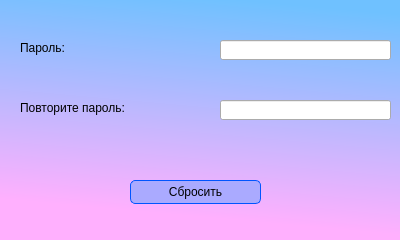
First picture: the form in forgotpassrepeat.ui, repository xterlo/msg, before the edit.
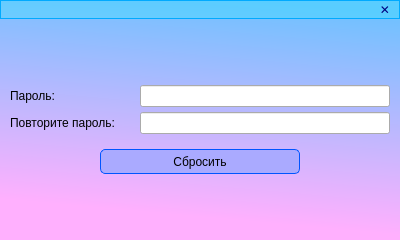
Second picture: the form after the edit.

The edit to the form file:
```diff
--- a/forgotpassrepeat.ui
+++ b/forgotpassrepeat.ui
@@ -16,18 +16,6 @@
     <verstretch>0</verstretch>
    </sizepolicy>
   </property>
-  <property name="minimumSize">
-   <size>
-    <width>400</width>
-    <height>240</height>
-   </size>
-  </property>
-  <property name="maximumSize">
-   <size>
-    <width>400</width>
-    <height>240</height>
-   </size>
-  </property>
   <property name="windowTitle">
    <string>Form</string>
   </property>
@@ -37,69 +25,198 @@
 
 }</string>
   </property>
-  <widget class="QLabel" name="label">
-   <property name="geometry">
-    <rect>
-     <x>20</x>
-     <y>40</y>
-     <width>161</width>
-     <height>16</height>
-    </rect>
+  <layout class="QVBoxLayout" name="verticalLayout_2">
+   <property name="spacing">
+    <number>5</number>
    </property>
-   <property name="text">
-    <string>Пароль:</string>
+   <property name="leftMargin">
+    <number>0</number>
    </property>
-  </widget>
-  <widget class="QLabel" name="label_2">
-   <property name="geometry">
-    <rect>
-     <x>20</x>
-     <y>100</y>
-     <width>201</width>
-     <height>16</height>
-    </rect>
+   <property name="topMargin">
+    <number>0</number>
    </property>
-   <property name="text">
-    <string>Повторите пароль:</string>
+   <property name="rightMargin">
+    <number>0</number>
    </property>
-  </widget>
-  <widget class="QLineEdit" name="fpass">
-   <property name="geometry">
-    <rect>
-     <x>220</x>
-     <y>40</y>
-     <width>171</width>
-     <height>20</height>
-    </rect>
+   <property name="bottomMargin">
+    <number>5</number>
    </property>
-   <property name="echoMode">
-    <enum>QLineEdit::Password</enum>
-   </property>
-  </widget>
-  <widget class="QLineEdit" name="spass">
-   <property name="geometry">
-    <rect>
-     <x>220</x>
-     <y>100</y>
-     <width>171</width>
-     <height>20</height>
-    </rect>
-   </property>
-   <property name="echoMode">
-    <enum>QLineEdit::Password</enum>
-   </property>
-  </widget>
-  <widget class="QPushButton" name="pushButton">
-   <property name="geometry">
-    <rect>
-     <x>130</x>
-     <y>180</y>
-     <width>131</width>
-     <height>24</height>
-    </rect>
-   </property>
-   <property name="styleSheet">
-    <string notr="true">QPushButton
+   <item>
+    <widget class="QWidget" name="widget" native="true">
+     <property name="styleSheet">
+      <string notr="true">QWidget#widget{background-color:rgba(0, 255, 255, 50);
+                border-width: 1px;
+				border-style: solid;
+				border-color: rgb(0, 170, 255);
+                padding: 2px; 
+}</string>
+     </property>
+     <layout class="QHBoxLayout" name="horizontalLayout_3">
+      <property name="spacing">
+       <number>0</number>
+      </property>
+      <property name="leftMargin">
+       <number>0</number>
+      </property>
+      <property name="topMargin">
+       <number>0</number>
+      </property>
+      <property name="rightMargin">
+       <number>0</number>
+      </property>
+      <property name="bottomMargin">
+       <number>0</number>
+      </property>
+      <item>
+       <widget class="QLabel" name="label_3">
+        <property name="text">
+         <string/>
+        </property>
+       </widget>
+      </item>
+      <item>
+       <widget class="QPushButton" name="exitbutton">
+        <property name="minimumSize">
+         <size>
+          <width>30</width>
+          <height>19</height>
+         </size>
+        </property>
+        <property name="maximumSize">
+         <size>
+          <width>30</width>
+          <height>19</height>
+         </size>
+        </property>
+        <property name="layoutDirection">
+         <enum>Qt::RightToLeft</enum>
+        </property>
+        <property name="styleSheet">
+         <string notr="true">QPushButton
+{
+background-color:transparent;
+color: #000080; 
+
+	border: 0; 
+    outline-style: none;
+    outline-width: 0px !important;
+    outline-color: none !important;
+  }
+   QPushButton:hover {
+	color: rgb(255, 255, 255);
+    background: rgb(255, 0, 0);
+	border: 0; 
+    outline-style: none;
+    outline-width: 0px !important;
+    outline-color: none !important;
+   }
+
+</string>
+        </property>
+        <property name="text">
+         <string>✕</string>
+        </property>
+       </widget>
+      </item>
+     </layout>
+    </widget>
+   </item>
+   <item>
+    <spacer name="verticalSpacer">
+     <property name="orientation">
+      <enum>Qt::Vertical</enum>
+     </property>
+     <property name="sizeHint" stdset="0">
+      <size>
+       <width>20</width>
+       <height>40</height>
+      </size>
+     </property>
+    </spacer>
+   </item>
+   <item>
+    <layout class="QVBoxLayout" name="verticalLayout">
+     <property name="leftMargin">
+      <number>10</number>
+     </property>
+     <property name="topMargin">
+      <number>0</number>
+     </property>
+     <property name="rightMargin">
+      <number>10</number>
+     </property>
+     <property name="bottomMargin">
+      <number>10</number>
+     </property>
+     <item>
+      <layout class="QHBoxLayout" name="horizontalLayout" stretch="1,2">
+       <item>
+        <widget class="QLabel" name="label">
+         <property name="text">
+          <string>Пароль:</string>
+         </property>
+        </widget>
+       </item>
+       <item>
+        <widget class="QLineEdit" name="fpass">
+         <property name="echoMode">
+          <enum>QLineEdit::Password</enum>
+         </property>
+        </widget>
+       </item>
+      </layout>
+     </item>
+     <item>
+      <layout class="QHBoxLayout" name="horizontalLayout_2" stretch="1,2">
+       <item>
+        <widget class="QLabel" name="label_2">
+         <property name="text">
+          <string>Повторите пароль:</string>
+         </property>
+        </widget>
+       </item>
+       <item>
+        <widget class="QLineEdit" name="spass">
+         <property name="echoMode">
+          <enum>QLineEdit::Password</enum>
+         </property>
+        </widget>
+       </item>
+      </layout>
+     </item>
+    </layout>
+   </item>
+   <item>
+    <layout class="QHBoxLayout" name="horizontalLayout_4" stretch="1,2,1">
+     <item>
+      <spacer name="horizontalSpacer">
+       <property name="orientation">
+        <enum>Qt::Horizontal</enum>
+       </property>
+       <property name="sizeHint" stdset="0">
+        <size>
+         <width>40</width>
+         <height>20</height>
+        </size>
+       </property>
+      </spacer>
+     </item>
+     <item>
+      <widget class="QPushButton" name="pushButton">
+       <property name="minimumSize">
+        <size>
+         <width>0</width>
+         <height>25</height>
+        </size>
+       </property>
+       <property name="maximumSize">
+        <size>
+         <width>16777215</width>
+         <height>25</height>
+        </size>
+       </property>
+       <property name="styleSheet">
+        <string notr="true">QPushButton
 {
 
                 border-width: 1px; 
@@ -110,11 +227,44 @@
                 background:rgb(170, 170, 255)
              ;
 }</string>
-   </property>
-   <property name="text">
-    <string>Сбросить</string>
-   </property>
-  </widget>
+       </property>
+       <property name="text">
+        <string>Сбросить</string>
+       </property>
+      </widget>
+     </item>
+     <item>
+      <spacer name="horizontalSpacer_2">
+       <property name="orientation">
+        <enum>Qt::Horizontal</enum>
+       </property>
+       <property name="sizeHint" stdset="0">
+        <size>
+         <width>40</width>
+         <height>20</height>
+        </size>
+       </property>
+      </spacer>
+     </item>
+    </layout>
+   </item>
+   <item>
+    <spacer name="verticalSpacer_3">
+     <property name="orientation">
+      <enum>Qt::Vertical</enum>
+     </property>
+     <property name="sizeType">
+      <enum>QSizePolicy::Expanding</enum>
+     </property>
+     <property name="sizeHint" stdset="0">
+      <size>
+       <width>20</width>
+       <height>50</height>
+      </size>
+     </property>
+    </spacer>
+   </item>
+  </layout>
  </widget>
  <resources/>
  <connections/>
```
